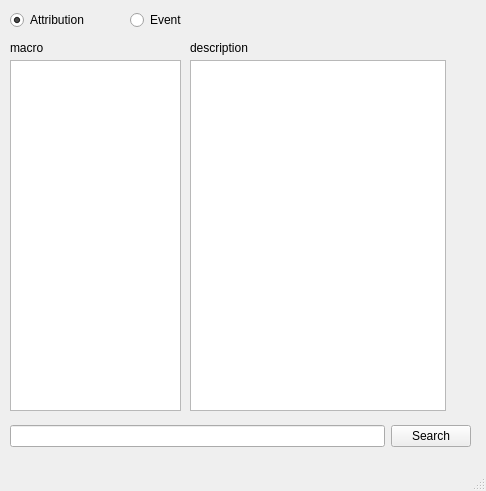
The window that macro_list.ui (gwangqq/python_exercise) describes before a commit, drawn with Qt 5.
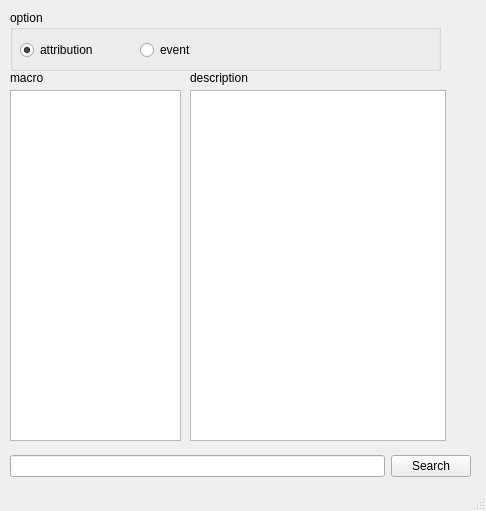
The same window after the commit.

Commit message: show description of macro

```diff
--- a/macro_list.ui
+++ b/macro_list.ui
@@ -7,7 +7,7 @@
     <x>0</x>
     <y>0</y>
     <width>486</width>
-    <height>491</height>
+    <height>511</height>
    </rect>
   </property>
   <property name="maximumSize">
@@ -20,40 +20,11 @@
    <string>Macro List</string>
   </property>
   <widget class="QWidget" name="centralwidget">
-   <widget class="QRadioButton" name="radioButton">
-    <property name="geometry">
-     <rect>
-      <x>10</x>
-      <y>10</y>
-      <width>100</width>
-      <height>20</height>
-     </rect>
-    </property>
-    <property name="text">
-     <string>Attribution</string>
-    </property>
-    <property name="checked">
-     <bool>true</bool>
-    </property>
-   </widget>
-   <widget class="QRadioButton" name="radioButton_2">
-    <property name="geometry">
-     <rect>
-      <x>130</x>
-      <y>10</y>
-      <width>100</width>
-      <height>20</height>
-     </rect>
-    </property>
-    <property name="text">
-     <string>Event</string>
-    </property>
-   </widget>
    <widget class="QWidget" name="horizontalLayoutWidget">
     <property name="geometry">
      <rect>
       <x>10</x>
-      <y>420</y>
+      <y>450</y>
       <width>461</width>
       <height>33</height>
      </rect>
@@ -75,17 +46,20 @@
     <property name="geometry">
      <rect>
       <x>190</x>
-      <y>60</y>
+      <y>90</y>
       <width>256</width>
       <height>351</height>
      </rect>
     </property>
+    <property name="readOnly">
+     <bool>true</bool>
+    </property>
    </widget>
    <widget class="QLabel" name="macrol">
     <property name="geometry">
      <rect>
       <x>10</x>
-      <y>40</y>
+      <y>70</y>
       <width>60</width>
       <height>16</height>
      </rect>
@@ -98,7 +72,7 @@
     <property name="geometry">
      <rect>
       <x>190</x>
-      <y>40</y>
+      <y>70</y>
       <width>71</width>
       <height>16</height>
      </rect>
@@ -111,12 +85,54 @@
     <property name="geometry">
      <rect>
       <x>10</x>
-      <y>60</y>
+      <y>90</y>
       <width>171</width>
       <height>351</height>
      </rect>
     </property>
    </widget>
+   <widget class="QGroupBox" name="groupBox">
+    <property name="geometry">
+     <rect>
+      <x>10</x>
+      <y>10</y>
+      <width>431</width>
+      <height>61</height>
+     </rect>
+    </property>
+    <property name="title">
+     <string>option</string>
+    </property>
+    <widget class="QRadioButton" name="radioButton">
+     <property name="geometry">
+      <rect>
+       <x>10</x>
+       <y>30</y>
+       <width>100</width>
+       <height>20</height>
+      </rect>
+     </property>
+     <property name="text">
+      <string>attribution</string>
+     </property>
+     <property name="checked">
+      <bool>true</bool>
+     </property>
+    </widget>
+    <widget class="QRadioButton" name="radioButton_2">
+     <property name="geometry">
+      <rect>
+       <x>130</x>
+       <y>30</y>
+       <width>100</width>
+       <height>20</height>
+      </rect>
+     </property>
+     <property name="text">
+      <string>event</string>
+     </property>
+    </widget>
+   </widget>
   </widget>
   <widget class="QStatusBar" name="statusbar"/>
  </widget>
```
Left out of the diff: 2 changed lines with no effect on the pictures. The commit also changes 2 other files.
